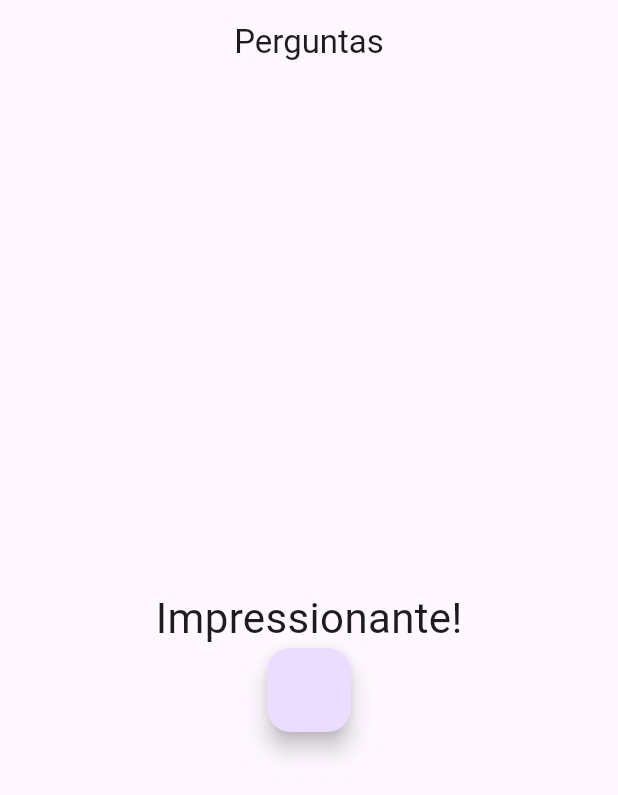
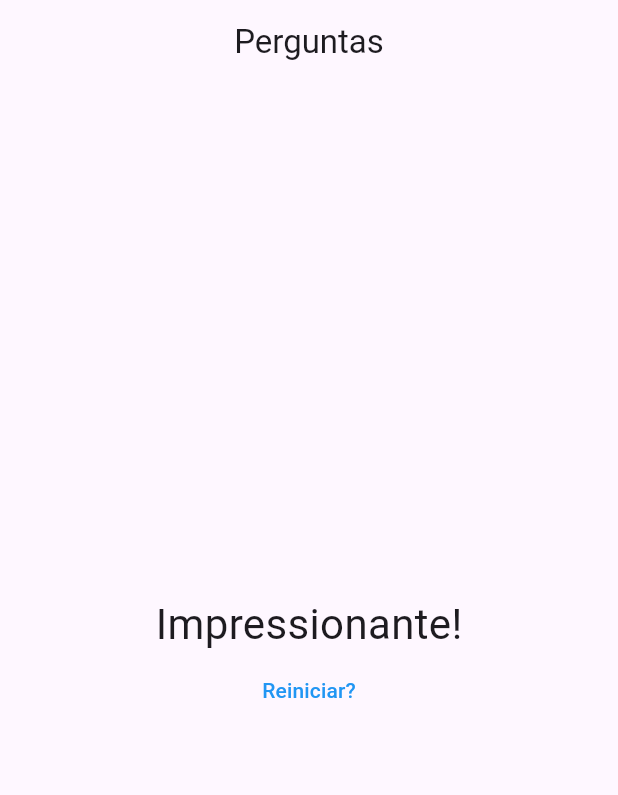
Before and after one commit to maxcielOliv/flutter_perguntas, a Flutter app: the screen it shows after launch, after a tap on "Preto", after a tap on "Cobra", on a phone screen of 412 x 824 dp. Shown: the top 795 px of the screen. Run offline on Flutter 3.47's test engine with Material 3 defaults, Android fonts, the phone set to English and light mode, and no system bars.

Commit message:
update resultado

```diff
--- a/lib/resultado.dart
+++ b/lib/resultado.dart
@@ -31,8 +31,12 @@ class Resultado extends StatelessWidget {
             style: const TextStyle(fontSize: 28),
           ),
         ),
-        FloatingActionButton(
+        TextButton(
           onPressed: quandoReiniciarQuestionario,
+          child: const Text(
+            'Reiniciar?',
+            style: TextStyle(color: Colors.blue),
+          ),
         ),
       ],
     );
```
